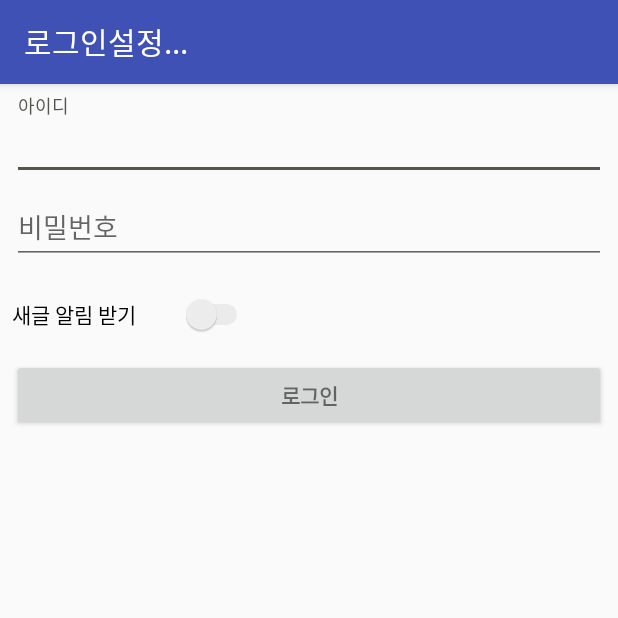
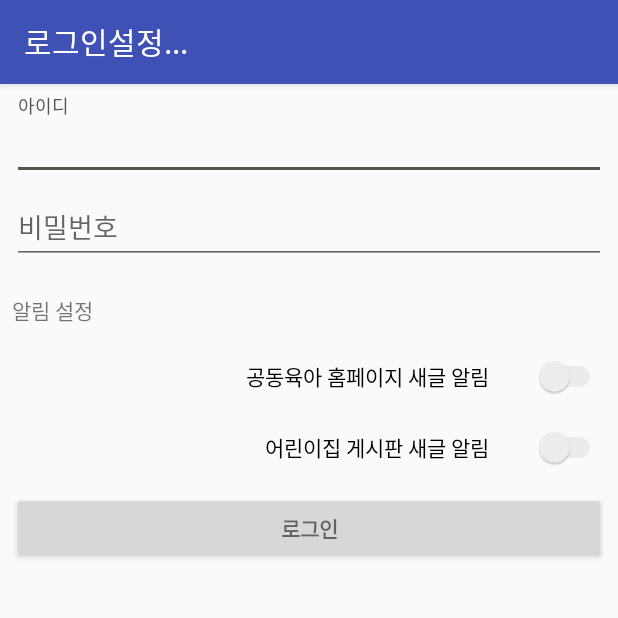
Before and after one commit to panicstyle/aGongdong, an Android app: the screen it shows after launch (LoginActivity), after a tap on "로그인설정", on a phone screen of 412 x 824 dp, the top half of it. Run offline under Robolectric (Android 15) with nearby library versions, the phone set to English and light mode, and no system bars; our stand-ins replace AdMob; 1 statement that could not run was skipped.

Commit message:
add push notice and android studio upgrade

```diff
--- a/app/build.gradle
+++ b/app/build.gradle
@@ -6,8 +6,8 @@ android {
         applicationId "com.panicstyle.Gongdong"
         minSdkVersion 15
         targetSdkVersion 27
-        versionCode 32
-        versionName "3.12.0"
+        versionCode 33
+        versionName "3.13.0"
         testInstrumentationRunner "android.support.test.runner.AndroidJUnitRunner"
     }
     useLibrary 'org.apache.http.legacy'
--- a/app/src/main/java/com/panicstyle/Gongdong/GongdongApplication.java
+++ b/app/src/main/java/com/panicstyle/Gongdong/GongdongApplication.java
@@ -19,6 +19,7 @@ public class GongdongApplication extends Application {
     public static String m_strUserPw = null;
     public static String m_strRegId = null;
     public static boolean m_nPushYN = false;
+    public static boolean m_nPushNotice = false;
 
     @Override
     public void onCreate() {
--- a/app/src/main/java/com/panicstyle/Gongdong/LoginActivity.java
+++ b/app/src/main/java/com/panicstyle/Gongdong/LoginActivity.java
@@ -37,12 +37,15 @@ public class LoginActivity extends AppCompatActivity implements Runnable {
 		String userID = m_setInfo.m_userId;
 		String userPW = m_setInfo.m_userPw;
 		boolean pushYN = m_setInfo.m_pushYN;
+		boolean pushNotice = m_setInfo.m_pushNotice;
 		EditText tID = (EditText) findViewById(R.id.id);
 		tID.setText(userID);
 		EditText tPW = (EditText) findViewById(R.id.password);
 		tPW.setText(userPW);
         Switch switchYN = (Switch) findViewById(R.id.pusy_yn);
         switchYN.setChecked(pushYN);
+        Switch switchPushNotice = (Switch) findViewById(R.id.pusy_notice);
+        switchPushNotice.setChecked(pushNotice);
 
 		findViewById(R.id.sign_in_button).setOnClickListener(mClickListener);
 	}
@@ -92,10 +95,12 @@ public class LoginActivity extends AppCompatActivity implements Runnable {
 		EditText textID = (EditText) findViewById(R.id.id);
 		EditText textPW = (EditText) findViewById(R.id.password);
         Switch switchYN = (Switch) findViewById(R.id.pusy_yn);
+        Switch switchPushNotice = (Switch) findViewById(R.id.pusy_notice);
 
 		String userId = textID.getText().toString();
 		String userPw = textPW.getText().toString();
         boolean pushYN = switchYN.isChecked();
+        boolean pushNotice = switchPushNotice.isChecked();
 
 		System.out.println("Login userId : " + userId);
 		System.out.println("Login userPw : " + userPw);
@@ -111,6 +116,7 @@ public class LoginActivity extends AppCompatActivity implements Runnable {
 			m_setInfo.m_userId = userId;
 			m_setInfo.m_userPw = userPw;
             m_setInfo.m_pushYN = pushYN;
+            m_setInfo.m_pushNotice = pushNotice;
 			m_setInfo.SaveUserInfo(this);
 
 			m_LoginStatus = 1;
@@ -119,10 +125,11 @@ public class LoginActivity extends AppCompatActivity implements Runnable {
 		m_app.m_strUserId = m_setInfo.m_userId;
 		m_app.m_strUserPw = m_setInfo.m_userPw;
         m_app.m_nPushYN = m_setInfo.m_pushYN;
+        m_app.m_nPushNotice = m_setInfo.m_pushNotice;
 
 //		Toast.makeText(this, "저장합니다", Toast.LENGTH_SHORT).show();
 
-		login.PushRegisterUpdate(this, m_app.m_httpRequest, m_app.m_strUserId, m_app.m_strRegId, m_app.m_nPushYN);
+		login.PushRegister(this, m_app.m_httpRequest, m_app.m_strUserId, m_app.m_strRegId, m_app.m_nPushYN, m_app.m_nPushNotice);
 	}
 
 	Button.OnClickListener mClickListener = new View.OnClickListener() {
--- a/app/src/main/java/com/panicstyle/Gongdong/MainActivity.java
+++ b/app/src/main/java/com/panicstyle/Gongdong/MainActivity.java
@@ -177,34 +177,25 @@ public class MainActivity extends AppCompatActivity implements Runnable {
             m_app.m_strUserId = "";
             m_app.m_strUserPw = "";
             m_app.m_nPushYN = true;
+            m_app.m_nPushNotice = true;
         } else {
             m_app.m_strUserId = setInfo.m_userId;
             m_app.m_strUserPw = setInfo.m_userPw;
             m_app.m_nPushYN = setInfo.m_pushYN;
+            m_app.m_nPushNotice = setInfo.m_pushNotice;
         }
         System.out.println("UserID = " +  m_app.m_strUserId);
 
         if (!setInfo.CheckVersionInfo(MainActivity.this)) {
-/*
-            AlertDialog.Builder notice = null;
-            notice = new AlertDialog.Builder( MainActivity.this );
-            notice.setTitle( "버전 업데이트 알림" );
-            notice.setMessage("1.새글알림 기능이 추가되었습니다. 로그인설정에서 새글알림을 설정하시겠습니까?");
-            notice.setPositiveButton(android.R.string.ok, new DialogInterface.OnClickListener(){
-                // 확인 버튼 클릭시 설정
-                public void onClick(DialogInterface dialog, int whichButton){
-                    showLoginActivity();
-                    dialog.dismiss();
-                }
-            });
-            notice.setNegativeButton(android.R.string.cancel, new DialogInterface.OnClickListener(){
-                // 확인 버튼 클릭시 설정
-                public void onClick(DialogInterface dialog, int whichButton){
-                    dialog.cancel();
-                }
-            });
-            notice.show();
-*/
+
+            AlertDialog.Builder ab = null;
+            ab = new AlertDialog.Builder( MainActivity.this );
+            String strErrorMsg = "어린이집 게시판과 함께 공동육아 홈페이지 새글 알림 설정이 추가되있습니다. 로그인설정에서 알림 받기를 설정해서 새글 알림을 받아보세요.";
+            ab.setMessage(strErrorMsg);
+            ab.setPositiveButton(android.R.string.ok, null);
+            ab.setTitle( "확인" );
+            ab.show();
+
             setInfo.SaveVersionInfo(MainActivity.this);
         }
 
@@ -291,7 +282,7 @@ public class MainActivity extends AppCompatActivity implements Runnable {
             return false;
         }
 
-        login.PushRegister(context, m_app.m_httpRequest, m_app.m_strUserId, m_app.m_strRegId, m_app.m_nPushYN);
+        login.PushRegister(context, m_app.m_httpRequest, m_app.m_strUserId, m_app.m_strRegId, m_app.m_nPushYN, m_app.m_nPushNotice);
 
         if (!getData()) {
             m_LoginStatus = 0;
--- a/app/src/main/res/layout/activity_login.xml
+++ b/app/src/main/res/layout/activity_login.xml
@@ -68,7 +68,44 @@
                 android:layout_width="match_parent"
                 android:layout_height="wrap_content">
 
+                <TextView
+                    android:layout_width="wrap_content"
+                    android:layout_height="wrap_content"
+                    android:layout_marginTop="20dp"
+                    android:text="@string/push_set" />
+
+            </android.support.design.widget.TextInputLayout>
+
+            <android.support.design.widget.TextInputLayout
+                android:layout_width="match_parent"
+                android:layout_height="wrap_content">
+
+                <View
+                    android:layout_width="0dp"
+                    android:layout_height="0dp"
+                    android:layout_weight="1" />
                 <Switch
+                    android:layout_gravity="right"
+                    android:id="@+id/pusy_notice"
+                    android:layout_width="wrap_content"
+                    android:layout_height="wrap_content"
+                    android:layout_marginTop="20dp"
+                    android:switchPadding="30dp"
+                    android:theme="@style/SCBSwitch"
+                    android:text="@string/push_notice" />
+
+            </android.support.design.widget.TextInputLayout>
+
+            <android.support.design.widget.TextInputLayout
+                android:layout_width="match_parent"
+                android:layout_height="wrap_content">
+
+                <View
+                    android:layout_width="0dp"
+                    android:layout_height="0dp"
+                    android:layout_weight="1" />
+                <Switch
+                    android:layout_gravity="right"
                     android:id="@+id/pusy_yn"
                     android:layout_width="wrap_content"
                     android:layout_height="wrap_content"
--- a/app/src/main/res/values/strings.xml
+++ b/app/src/main/res/values/strings.xml
@@ -8,7 +8,9 @@
     <string name="prompt_password">비밀번호</string>
     <string name="action_sign_in">로그인</string>
     <string name="action_sign_in_short">로그인</string>
-    <string name="push_yn">새글 알림 받기</string>
+    <string name="push_set">알림 설정</string>
+    <string name="push_yn">어린이집 게시판 새글 알림</string>
+    <string name="push_notice">공동육아 홈페이지 새글 알림</string>
 
     <string name="select_photo">어디에서 사진을 가져올까요?</string>
 
--- a/build.gradle
+++ b/build.gradle
@@ -7,7 +7,7 @@ buildscript {
         google()
     }
     dependencies {
-        classpath 'com.android.tools.build:gradle:3.3.1'
+        classpath 'com.android.tools.build:gradle:3.4.1'
         classpath 'com.google.gms:google-services:4.2.0' // google-services plugin
 
         // NOTE: Do not place your application dependencies here; they belong
```
Also changed, not shown: app/src/main/java/com/panicstyle/Gongdong/Login.java (+9 -36 lines), app/src/main/java/com/panicstyle/Gongdong/SetInfo.java (+7 -0 lines), gradle/wrapper/gradle-wrapper.properties. Lines whose indentation alone changed are shown as unchanged.
